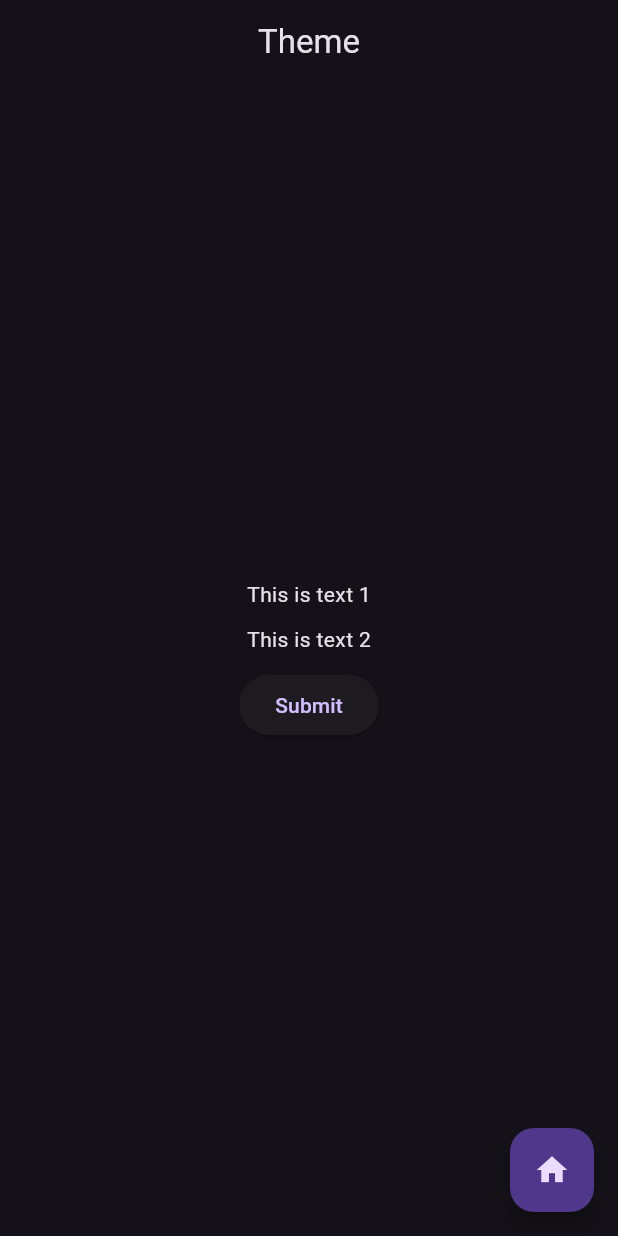
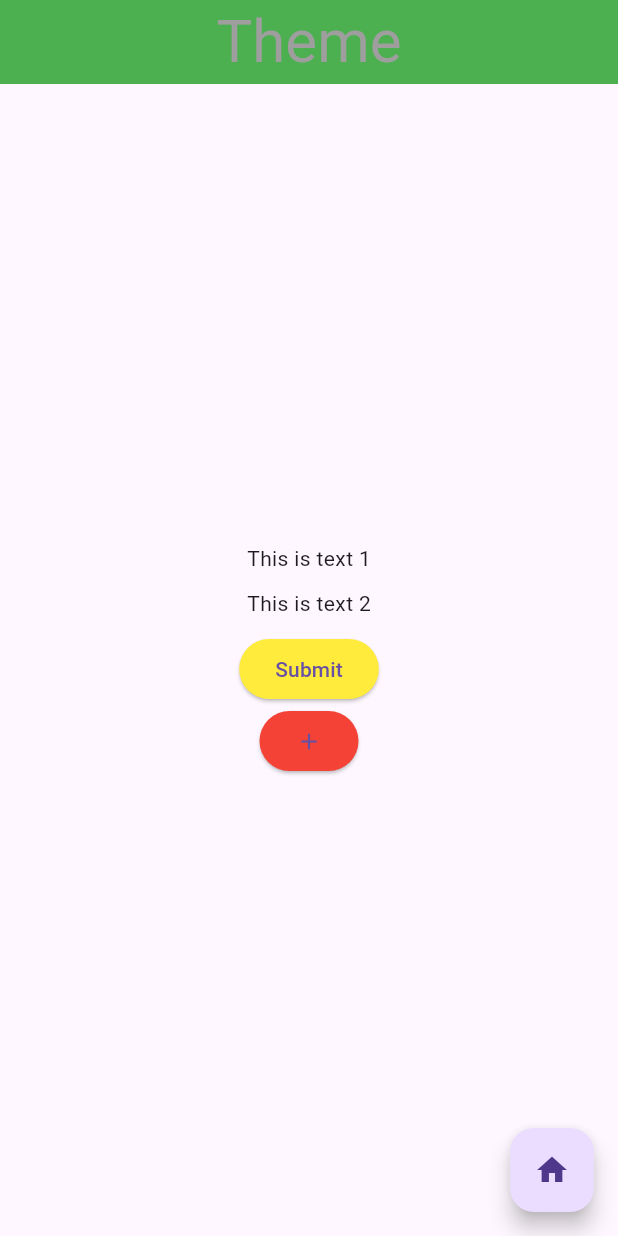
Before and after one commit to FaustaAkbar/learnFlutter2, a Flutter app: the screen it shows after launch, on a phone screen of 412 x 824 dp. Run offline on Flutter 3.47's test engine with Material 3 defaults, Android fonts, the phone set to English and light mode, and no system bars.

Commit message:
[Theme] Theme for all page
this Theme work in all page, so you can set Theme data for all page

```diff
--- a/lib/main.dart
+++ b/lib/main.dart
@@ -1,4 +1,5 @@
 import 'package:flutter/material.dart';
+import 'model/models.dart';
 
 void main() {
   runApp(MyApp());
@@ -9,7 +10,46 @@
   Widget build(BuildContext context) {
     // TODO: implement build
     return MaterialApp(
-      theme: ThemeData(brightness: Brightness.dark),
+      debugShowCheckedModeBanner: false,
+      theme: ThemeData(
+          //Kayaknya berlaku di semua halaman, itulah fungsi theme ketika kita center title di appbar tidak perlu semuanya kita kasih true, cukup disini saja berlaku di semua  halaman
+          // brightness: Brightness.dark,//untuk tema dark , light , dll
+          //(visualDensity hanya ber efek ke button dll, untuk txt tidak ada)
+          // visualDensity: VisualDensity.compact //tampilan nya di kompres (button mengecil) Standart UI/UX
+          // visualDensity: VisualDensity.comfortable //tampilannya sedang (buttong mengecil sedang)Standart UI/UX
+          // primarySwatch: Colors.blueGrey,
+          primarySwatch: MaterialColor(
+            0xFFF5E0C3,
+            <int, Color>{
+              50: Color(0x1aF5E0C3),
+              100: Color(0xa1F5E0C3),
+              200: Color(0xaaF5E0C3),
+              300: Color(0xafF5E0C3),
+              400: Color(0xffF5E0C3),
+              500: Color(0xffEDD5B3),
+              600: Color(0xffDEC29B),
+              700: Color(0xffC9A87C),
+              800: Color(0xffB28E5E),
+              900: Color(0xff936F3E)
+            },
+          ),
+          primaryColor: Colors.yellowAccent,
+          textTheme: TextTheme(
+              titleLarge: TextStyle(
+                  color: Colors
+                      .red) //titleLarge, title medium , dll mempengaruhi ukuran text nya juga
+
+              ),
+          visualDensity: VisualDensity
+              .adaptivePlatformDensity, // mengikuti platformnya android,ios,destop(Standart UI/UX)
+          appBarTheme: AppBarTheme(
+              centerTitle: true,
+              titleTextStyle: TextStyle(
+                  color: Colors.grey, //Untuk default warna Text appbar
+                  fontSize: 40 //Untuk default size text
+                  ),
+              // backgroundColor: Colors.amber,
+              color: Colors.green)),
       home: MyHomepage(),
     );
   }
@@ -21,8 +61,12 @@
     // TODO: implement build
     return Scaffold(
       appBar: AppBar(
-        title: Text("Theme"),
-        centerTitle: true,
+        title: Text(
+          "Theme",
+          // style: Theme.of(context).textTheme.titleLarge, // Gunakan ini untu menggunakan textTheme
+        ),
+        // centerTitle: true,
+        // backgroundColor: Theme.of(context).primaryColor // Pakai ini untuk menggunakan primaryColor
       ),
       body: Center(
         child: Column(
@@ -36,7 +80,16 @@
             SizedBox(
               height: 10,
             ),
-            ElevatedButton(onPressed: () {}, child: Text("Submit"))
+            ElevatedButton(
+                onPressed: () {},
+                child: Text("Submit"),
+                style: ButtonStyle(
+                  backgroundColor: WidgetStatePropertyAll(Colors.yellow),
+                )),
+            Button1(
+              style: ButtonStyle(
+                  backgroundColor: WidgetStatePropertyAll(Colors.red)),
+            )
           ],
         ),
       ),
--- a/lib/model/models.dart
+++ b/lib/model/models.dart
@@ -1,3 +1,5 @@
+import 'package:flutter/material.dart';
+
 class myModel {
   String url;
   String nama;
@@ -9,3 +11,22 @@ class myModel {
       required this.harga,
       required this.deskripsi});
 }
+
+class Button1 extends StatelessWidget {
+  final ButtonStyle style;
+  Button1({ButtonStyle? style})
+      : this.style = style ??
+            ButtonStyle(
+              backgroundColor: WidgetStatePropertyAll(Colors.amber),
+            );
+  @override
+  Widget build(BuildContext context) {
+    // TODO: implement build
+    return ElevatedButton(
+        onPressed: () {
+          return;
+        },
+        style: style,
+        child: Icon(Icons.add));
+  }
+}
```
